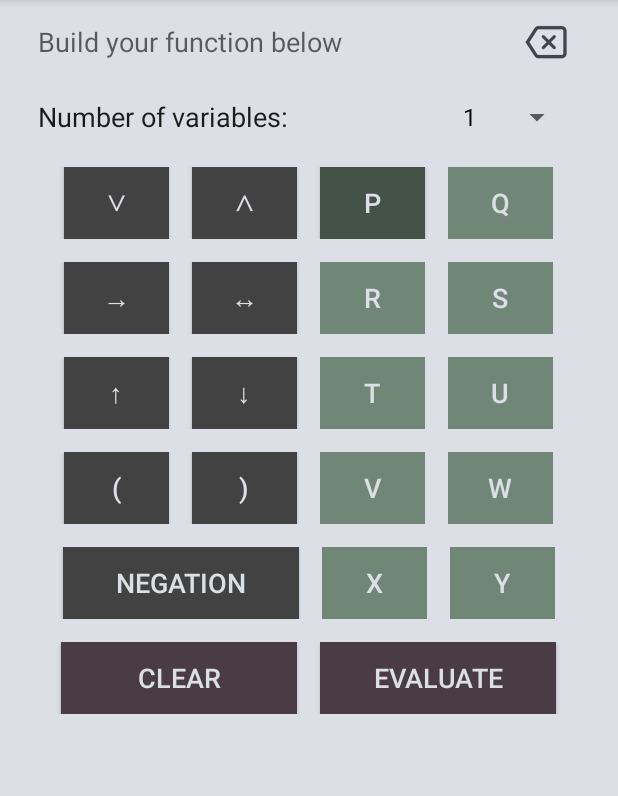
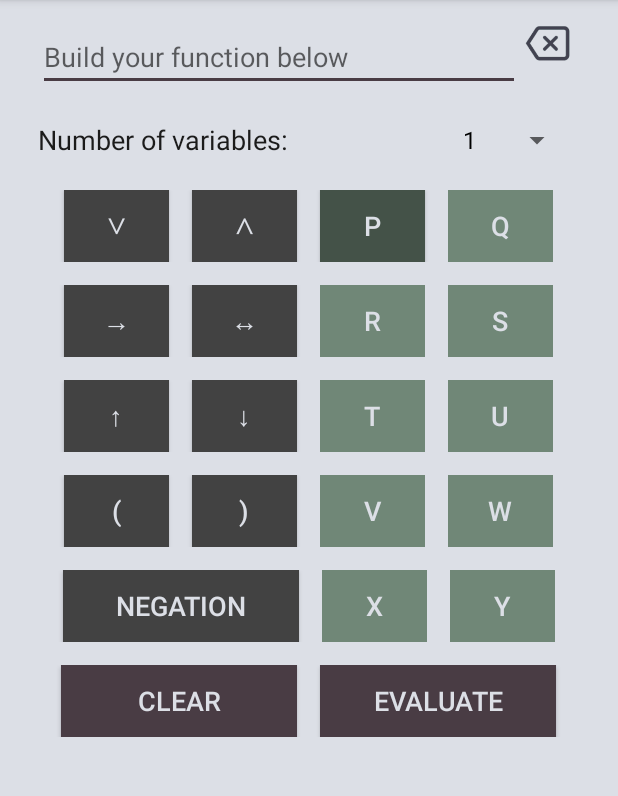
Before and after one commit to MintBoy97/Truthtables, an Android app: the screen it shows after launch (MainActivity), on a phone screen of 412 x 824 dp, the part 84-880 px from its top. Run offline under Robolectric (Android 15) with nearby library versions, the phone set to English and light mode, and no system bars.

Commit message:
ad introduction

```diff
--- a/app/src/main/AndroidManifest.xml
+++ b/app/src/main/AndroidManifest.xml
@@ -9,7 +9,8 @@
         android:roundIcon="@mipmap/ic_launcher_round"
         android:supportsRtl="true"
         android:theme="@style/AppTheme">
-        <activity android:name=".MainActivity">
+        <activity android:name=".MainActivity"
+            android:screenOrientation="portrait">
             <intent-filter>
                 <action android:name="android.intent.action.MAIN" />
 
--- a/app/src/main/java/organicwaves/truthtables/MainActivity.kt
+++ b/app/src/main/java/organicwaves/truthtables/MainActivity.kt
@@ -4,14 +4,17 @@ import android.content.Intent
 import android.graphics.Color
 import android.support.v7.app.AppCompatActivity
 import android.os.Bundle
+import android.text.InputType
+import android.view.MotionEvent
 import android.view.View
 import android.view.animation.AnimationUtils
 import android.widget.*
+import android.widget.EditText
 
-class MainActivity : AppCompatActivity(), View.OnClickListener, AdapterView.OnItemSelectedListener {
+class MainActivity : AppCompatActivity(), View.OnClickListener, AdapterView.OnItemSelectedListener, View.OnTouchListener {
 
-    private var NumberOfVariables = 2
-    private var Variables = mutableListOf<Button>()
+    private var numberOfVariables = 2
+    private var variables = mutableListOf<Button>()
 
     private lateinit var btnDisjunction: Button
     private lateinit var btnConjunction: Button
@@ -33,10 +36,8 @@ class MainActivity : AppCompatActivity(), View.OnClickListener, AdapterView.OnIt
     private lateinit var btnRightParen: Button
     private lateinit var btnClear: Button
     private lateinit var btnEraseCharacter: ImageButton
-    private lateinit var lblFunction: TextView
+    private lateinit var lblFunction: EditText
     private lateinit var spnNumberOfVariables: Spinner
-
-    private var alerts = alertsToShow(this)
 
     override fun onCreate(savedInstanceState: Bundle?) {
         super.onCreate(savedInstanceState)
@@ -86,59 +87,70 @@ class MainActivity : AppCompatActivity(), View.OnClickListener, AdapterView.OnIt
         btnX.setOnClickListener(this)
         btnY.setOnClickListener(this)
 
-        Variables.add(0,btnP)
-        Variables.add(1,btnQ)
-        Variables.add(2,btnR)
-        Variables.add(3,btnS)
-        Variables.add(4,btnT)
-        Variables.add(5,btnU)
-        Variables.add(6,btnV)
-        Variables.add(7,btnW)
-        Variables.add(8,btnX)
-        Variables.add(9,btnY)
+        variables.add(0,btnP)
+        variables.add(1,btnQ)
+        variables.add(2,btnR)
+        variables.add(3,btnS)
+        variables.add(4,btnT)
+        variables.add(5,btnU)
+        variables.add(6,btnV)
+        variables.add(7,btnW)
+        variables.add(8,btnX)
+        variables.add(9,btnY)
 
         //Init Spinner
-        val NumberVariables = arrayOf(1,2,3,4,5,6,7,8,9,10)
-        val adapter = ArrayAdapter(this, R.layout.support_simple_spinner_dropdown_item, NumberVariables)
+        val numberVariables = arrayOf(1,2,3,4,5,6,7,8,9,10)
+        val adapter = ArrayAdapter(this, R.layout.support_simple_spinner_dropdown_item, numberVariables)
         spnNumberOfVariables.adapter = adapter
         spnNumberOfVariables.onItemSelectedListener = this
-
+        lblFunction.setOnTouchListener(this)
     }
 
     override fun onClick(source: View) {
         source.startAnimation(AnimationUtils.loadAnimation(applicationContext, R.anim.abc_grow_fade_in_from_bottom))
         when(source.id){
-            R.id.btnClear -> lblFunction.text = ""
-            R.id.btnEraseCharacter -> {
-                if (lblFunction.text != ""){
-                    lblFunction.text = "${lblFunction.text}".substring(0,lblFunction.text.length-1)
-                }
-            }
-            R.id.OpNegation -> lblFunction.text = "${lblFunction.text}'"
+            R.id.btnClear -> lblFunction.setText("")
             R.id.btnEvaluate -> {
                 val nac = Intent(this, ShowResults::class.java)
-                nac.putExtra("function",lblFunction.text)
+                nac.putExtra("function",lblFunction.text.toString())
                 nac.putExtra("numberOfVariables",(spnNumberOfVariables.selectedItemPosition+1).toString())
                 startActivity(nac)
             }
+            R.id.btnEraseCharacter ->{
+                if (lblFunction.text.toString() != ""){
+                    lblFunction.setText(lblFunction.text.toString().substring(0,lblFunction.text.toString().length-1))
+                }
+            }
+            R.id.OpNegation -> {
+                lblFunction.setText("${lblFunction.text}'")
+            }
             else -> {
                 val clickedButton = findViewById<Button>(source.id)
-                lblFunction.text = "${lblFunction.text}${clickedButton.text}"
+                lblFunction.setText("${lblFunction.text}${clickedButton.text}")
             }
         }
+        lblFunction.setSelection(lblFunction.text.toString().length)
     }
 
     override fun onItemSelected(p0: AdapterView<*>?, p1: View?, p2: Int, p3: Long) {
-        NumberOfVariables = p2 + 1
+        numberOfVariables = p2 + 1
         for (i in 0..9){
-            Variables.get(i).isEnabled = false
-            Variables.get(i).setBackgroundColor(Color.parseColor("#708777"))
+            variables[i].isEnabled = false
+            variables[i].setBackgroundColor(Color.parseColor("#708777"))
         }
         for (i in 0..p2){
-            Variables.get(i).isEnabled = true
-            Variables.get(i).setBackgroundColor(Color.parseColor("#445248"))
+            variables[i].isEnabled = true
+            variables[i].setBackgroundColor(Color.parseColor("#445248"))
         }
-        lblFunction.text = ""
+        lblFunction.setText("")
+    }
+
+    override fun onTouch(v: View, event: MotionEvent): Boolean {
+        var inType = lblFunction.inputType
+        lblFunction.inputType = InputType.TYPE_NULL
+        lblFunction.onTouchEvent(event)
+        lblFunction.inputType = inType
+        return true
     }
 
     override fun onNothingSelected(p0: AdapterView<*>?) {
--- a/app/src/main/java/organicwaves/truthtables/generateTruthTable.kt
+++ b/app/src/main/java/organicwaves/truthtables/generateTruthTable.kt
@@ -15,8 +15,6 @@ class generateTruthTable {
     constructor(numberOfVariables: Int, postfixExpression: String) {
         this.numberOfVariables = numberOfVariables
         this.postfixExpression = postfixExpression
-        //println("number of variables: $numberOfVariables")
-        //println("postfix expression: $postfixExpression")
         resultOfTruthTableTable = evaluatePostfixExpression()
     }
 
@@ -111,7 +109,7 @@ class generateTruthTable {
     }
 
     private fun conditional(var1: Int, var2: Int): Int {
-        if (var1 == 1 && var2 == 0) {
+        if (var1 == 0 && var2 == 1) {
             return 0
         }
         return 1
--- a/app/src/main/res/layout/activity_main.xml
+++ b/app/src/main/res/layout/activity_main.xml
@@ -1,5 +1,6 @@
 <?xml version="1.0" encoding="utf-8"?>
-<LinearLayout xmlns:android="http://schemas.android.com/apk/res/android"
+<LinearLayout
+    xmlns:android="http://schemas.android.com/apk/res/android"
     xmlns:tools="http://schemas.android.com/tools"
     android:layout_width="match_parent"
     android:layout_height="match_parent"
@@ -15,16 +16,16 @@
         android:layout_marginTop="5sp"
         android:orientation="horizontal">
 
-        <TextView
+        <EditText
             android:id="@+id/lblFunction"
             android:layout_width="wrap_content"
             android:layout_height="wrap_content"
             android:layout_marginLeft="15sp"
             android:layout_weight="1"
             android:hint="@string/text_hint"
-            android:maxLength="80"
+            android:maxLength="30"
             android:textColor="@color/colorText"
-            android:textSize="18sp" />
+            android:textSize="18sp"/>
 
         <ImageButton
             android:id="@+id/btnEraseCharacter"
@@ -39,7 +40,7 @@
     <LinearLayout
         android:layout_width="match_parent"
         android:layout_height="25sp"
-        android:layout_marginTop="25sp"
+        android:layout_marginTop="20sp"
         android:orientation="horizontal">
 
         <TextView
--- a/build.gradle
+++ b/build.gradle
@@ -19,6 +19,10 @@ allprojects {
     repositories {
         google()
         jcenter()
+        //for google ads
+        maven {
+            url "https://maven.google.com"
+        }
     }
 }
 
```
Also changed, not shown: app/build.gradle (+6 -3 lines), app/src/main/java/organicwaves/truthtables/ShowResults.kt (+21 -0 lines), app/src/main/res/layout/activity_show_results.xml (+30 -6 lines), 3 other files.
